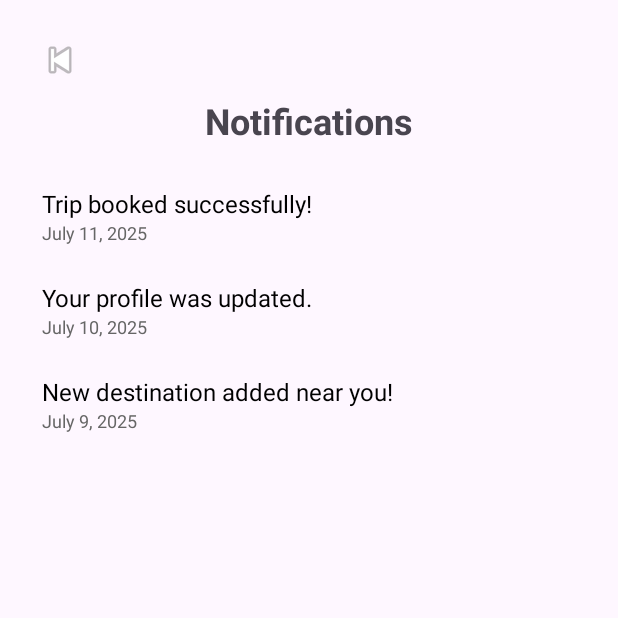
After one commit to thisara2245/ExploreLanka, an Android app: the NotificationsActivity screen opened directly, with no data from a screen before it, on a phone screen of 412 x 824 dp, the top half of it. The commit adds this screen. Run offline under Robolectric (Android 15) with nearby library versions, the phone set to English and light mode, and no system bars.

Commit message:
notification panel create

```diff
--- a/app/src/main/AndroidManifest.xml
+++ b/app/src/main/AndroidManifest.xml
@@ -46,7 +46,11 @@
 
         <activity android:name=".OnboardingActivity2" />
 
-        <activity android:name=".EditProfileActivity" />" />
+        <activity android:name=".NotificationsActivity" />
+
+        <activity android:name=".EditProfileActivity" />
+        "
+        />
 
 
 
--- /dev/null
+++ b/app/src/main/java/com/example/explorelanka/NotificationAdapter.kt
@@ -0,0 +1,30 @@
+package com.example.explorelanka
+
+import android.view.LayoutInflater
+import android.view.View
+import android.view.ViewGroup
+import android.widget.TextView
+import androidx.recyclerview.widget.RecyclerView
+
+class NotificationAdapter(private val items: List<NotificationItem>) :
+    RecyclerView.Adapter<NotificationAdapter.NotificationViewHolder>() {
+
+    class NotificationViewHolder(view: View) : RecyclerView.ViewHolder(view) {
+        val message: TextView = view.findViewById(R.id.textMessage)
+        val date: TextView = view.findViewById(R.id.textDate)
+    }
+
+    override fun onCreateViewHolder(parent: ViewGroup, viewType: Int): NotificationViewHolder {
+        val view = LayoutInflater.from(parent.context)
+            .inflate(R.layout.item_notification, parent, false)
+        return NotificationViewHolder(view)
+    }
+
+    override fun onBindViewHolder(holder: NotificationViewHolder, position: Int) {
+        val item = items[position]
+        holder.message.text = item.message
+        holder.date.text = item.date
+    }
+
+    override fun getItemCount(): Int = items.size
+}
--- /dev/null
+++ b/app/src/main/java/com/example/explorelanka/NotificationItem.kt
@@ -0,0 +1,6 @@
+package com.example.explorelanka
+
+data class NotificationItem(
+    val message: String,
+    val date: String
+)
--- /dev/null
+++ b/app/src/main/java/com/example/explorelanka/NotificationsActivity.kt
@@ -0,0 +1,40 @@
+package com.example.explorelanka
+
+import android.content.Intent
+import android.os.Bundle
+import android.widget.ImageButton
+import androidx.appcompat.app.AppCompatActivity
+import androidx.recyclerview.widget.LinearLayoutManager
+import androidx.recyclerview.widget.RecyclerView
+
+class NotificationsActivity : AppCompatActivity() {
+
+    private lateinit var recyclerView: RecyclerView
+    private lateinit var backButton: ImageButton
+    private lateinit var notificationAdapter: NotificationAdapter
+    private val notificationList = listOf(
+        NotificationItem("Trip booked successfully!", "July 11, 2025"),
+        NotificationItem("Your profile was updated.", "July 10, 2025"),
+        NotificationItem("New destination added near you!", "July 9, 2025")
+    )
+
+    override fun onCreate(savedInstanceState: Bundle?) {
+        super.onCreate(savedInstanceState)
+        setContentView(R.layout.activity_notifications)
+
+        backButton = findViewById(R.id.btnBack1)
+        recyclerView = findViewById(R.id.recyclerNotifications)
+        recyclerView.layoutManager = LinearLayoutManager(this)
+
+        notificationAdapter = NotificationAdapter(notificationList)
+        recyclerView.adapter = notificationAdapter
+
+        // Back Button
+        backButton.setOnClickListener {
+            val intent = Intent(this, MainActivity::class.java)
+            intent.putExtra("navigate_to", "home")
+            startActivity(intent)
+            finish()
+        }
+    }
+}
--- /dev/null
+++ b/app/src/main/res/layout/activity_notifications.xml
@@ -0,0 +1,34 @@
+<?xml version="1.0" encoding="utf-8"?>
+<LinearLayout
+    xmlns:android="http://schemas.android.com/apk/res/android"
+    android:layout_width="match_parent"
+    android:layout_height="match_parent"
+    android:orientation="vertical"
+    android:padding="16dp">
+
+    <ImageButton
+        android:id="@+id/btnBack1"
+        android:layout_width="wrap_content"
+        android:layout_height="wrap_content"
+        android:background="?attr/selectableItemBackgroundBorderless"
+        android:src="@android:drawable/ic_media_previous"
+        android:clickable="true"
+        android:text="View All"
+        android:contentDescription="Back"
+        android:padding="8dp" />
+
+    <TextView
+        android:id="@+id/textTitle"
+        android:layout_width="match_parent"
+        android:layout_height="wrap_content"
+        android:text="Notifications"
+        android:textSize="24sp"
+        android:textStyle="bold"
+        android:gravity="center"/>
+
+    <androidx.recyclerview.widget.RecyclerView
+        android:id="@+id/recyclerNotifications"
+        android:layout_width="match_parent"
+        android:layout_height="match_parent"
+        android:paddingTop="16dp"/>
+</LinearLayout>
--- /dev/null
+++ b/app/src/main/res/layout/item_notification.xml
@@ -0,0 +1,25 @@
+<?xml version="1.0" encoding="utf-8"?>
+<LinearLayout
+    xmlns:android="http://schemas.android.com/apk/res/android"
+    android:layout_width="match_parent"
+    android:layout_height="wrap_content"
+    android:orientation="vertical"
+    android:padding="12dp"
+    android:background="?attr/selectableItemBackground">
+
+    <TextView
+        android:id="@+id/textMessage"
+        android:layout_width="wrap_content"
+        android:layout_height="wrap_content"
+        android:text="Notification message"
+        android:textSize="16sp"
+        android:textColor="#000000" />
+
+    <TextView
+        android:id="@+id/textDate"
+        android:layout_width="wrap_content"
+        android:layout_height="wrap_content"
+        android:text="Date"
+        android:textSize="12sp"
+        android:textColor="#666666" />
+</LinearLayout>
```
Also changed, not shown: app/src/main/java/com/example/explorelanka/HomeFragment.kt (+46 -11 lines), app/src/main/res/layout/fragment_home.xml (+10 -6 lines).
